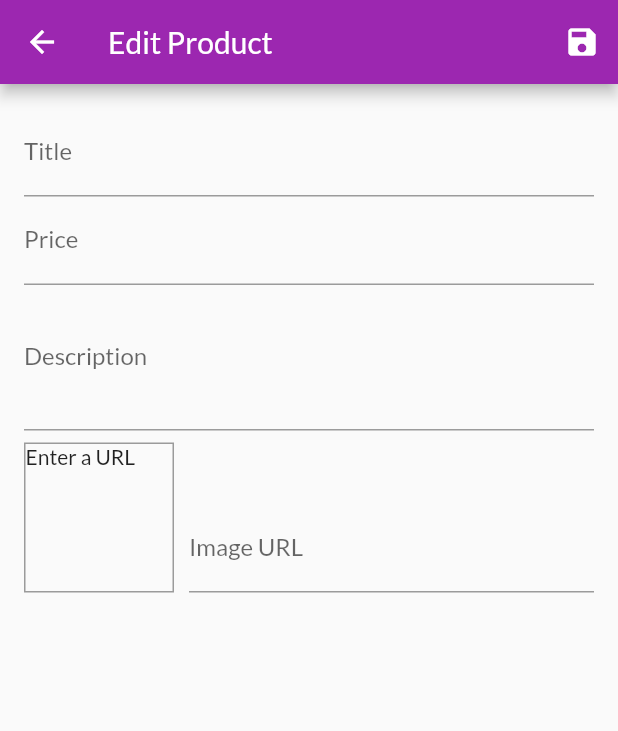
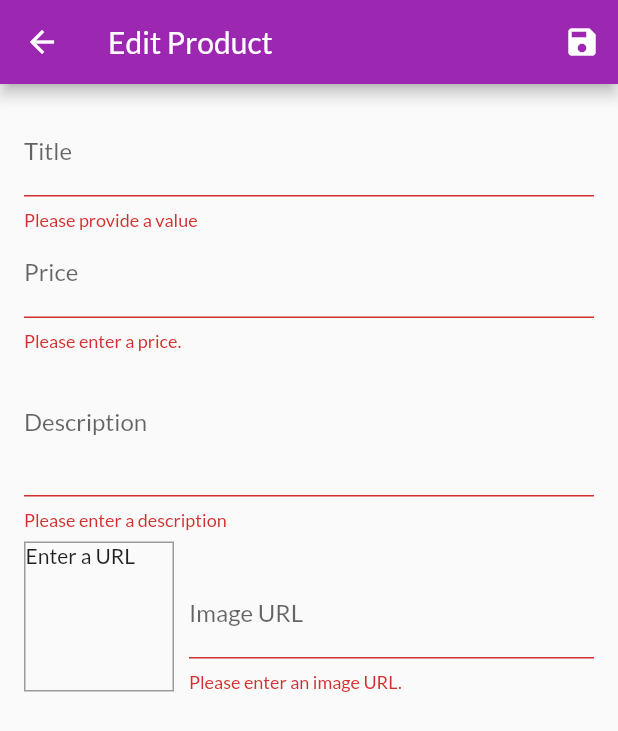
Before and after one commit to ahamzatariq/shop_app, a Flutter app: the EditProductPage screen opened by its route, after a tap on the "save" icon, on a phone screen of 412 x 824 dp. Shown: the top 731 px of the screen. Run offline on Flutter 3.47's test engine with Material 2 defaults, Android fonts, the phone set to English and light mode, and no system bars; network calls fail.

Commit message:
~ Shop App ~
- Adding validation checks to see if user inputs wrong input the error is tackled with.

New Concepts:
+ myForm.currentState.validate()
+ Form( validator: (value) => 'This will display when validation check fails')

```diff
--- a/lib/pages/edit_product_page.dart
+++ b/lib/pages/edit_product_page.dart
@@ -16,8 +16,13 @@ class _EditProductPageState extends State<EditProductPage> {
   final _imageUrlController = TextEditingController();
   final _imageUrlFocusNode = FocusNode();
   final _form = GlobalKey<FormState>();
-  var _editedProduct =
-      Product(id: null, title: '', description: '', price: 0, imageUrl: '');
+  var _editedProduct = Product(
+    id: null,
+    title: '',
+    description: '',
+    price: 0,
+    imageUrl: '',
+  );
 
   @override
   void initState() {
@@ -27,14 +32,26 @@ class _EditProductPageState extends State<EditProductPage> {
 
   void _updateImageUrl() {
     if (!_imageUrlFocusNode.hasFocus) {
+      if ((!_imageUrlController.text.startsWith('http')) ||
+          (!_imageUrlController.text.endsWith('.png') &&
+              !_imageUrlController.text.endsWith('.jpg') &&
+              !_imageUrlController.text.endsWith('.jpeg'))) {
+        return;
+      }
       setState(() {});
     }
   }
 
   void _saveForm() {
+    final isValid = _form.currentState.validate();
+    if (!isValid) {
+      return;
+    }
     _form.currentState.save();
     print(_editedProduct.title);
     print(_editedProduct.description);
+    print(_editedProduct.price);
+    print(_editedProduct.imageUrl);
   }
 
   @override
@@ -45,9 +62,7 @@ class _EditProductPageState extends State<EditProductPage> {
         actions: <Widget>[
           IconButton(
             icon: Icon(Icons.save),
-            onPressed: () {
-              _saveForm;
-            },
+            onPressed: _saveForm,
           )
         ],
       ),
@@ -62,6 +77,12 @@ class _EditProductPageState extends State<EditProductPage> {
                 textInputAction: TextInputAction.next,
                 onFieldSubmitted: (_) =>
                     FocusScope.of(context).requestFocus(_priceFocusNode),
+                validator: (value) {
+                  if (value.isEmpty) {
+                    return 'Please provide a value';
+                  }
+                  return null;
+                },
                 onSaved: (newValue) {
                   _editedProduct = Product(
                       title: newValue,
@@ -76,6 +97,18 @@ class _EditProductPageState extends State<EditProductPage> {
                 textInputAction: TextInputAction.next,
                 keyboardType: TextInputType.number,
                 focusNode: _priceFocusNode,
+                validator: (value) {
+                  if (value.isEmpty) {
+                    return 'Please enter a price.';
+                  }
+                  if (double.tryParse(value) == null) {
+                    return 'Please enter a valid number.';
+                  }
+                  if (double.parse(value) <= 0) {
+                    return 'Please enter a number greater than zero.';
+                  }
+                  return null;
+                },
                 onFieldSubmitted: (_) =>
                     FocusScope.of(context).requestFocus(_descriptionFocusNode),
                 onSaved: (newValue) {
@@ -93,6 +126,15 @@ class _EditProductPageState extends State<EditProductPage> {
                 textInputAction: TextInputAction.next,
                 keyboardType: TextInputType.multiline,
                 focusNode: _descriptionFocusNode,
+                validator: (value) {
+                  if (value.isEmpty) {
+                    return 'Please enter a description';
+                  }
+                  if (value.length < 10) {
+                    return 'Description should be at least 10 characters long';
+                  }
+                  return null;
+                },
                 onSaved: (newValue) {
                   _editedProduct = Product(
                       title: _editedProduct.title,
@@ -127,6 +169,20 @@ class _EditProductPageState extends State<EditProductPage> {
                       controller: _imageUrlController,
                       focusNode: _imageUrlFocusNode,
                       onFieldSubmitted: (_) => _saveForm,
+                      validator: (value) {
+                        if (value.isEmpty) {
+                          return 'Please enter an image URL.';
+                        }
+                        if (!value.startsWith('http')) {
+                          return 'Please enter a valid URL.';
+                        }
+                        if (!value.endsWith('.png') &&
+                            !value.endsWith('.jpg') &&
+                            !value.endsWith('.jpeg')) {
+                          return 'Please enter a valid image URL.';
+                        }
+                        return null;
+                      },
                       onSaved: (newValue) {
                         _editedProduct = Product(
                             title: _editedProduct.title,
```
